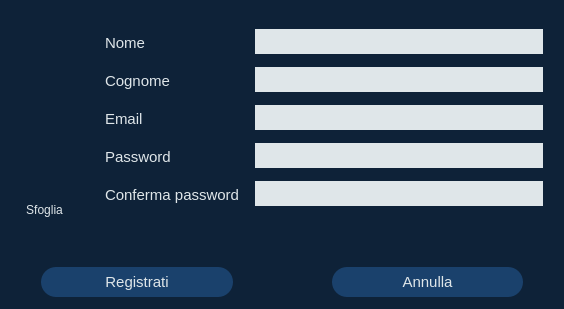
Before: the Qt Designer form Client/registrationpage.ui in MarcoFlo/Google-Drive, drawn with Qt 5.
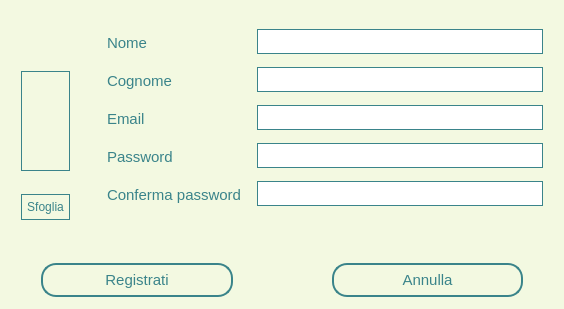
After: the same form once the commit is applied. Icons and pictures are not drawn.

```diff
--- a/Client/registrationpage.ui
+++ b/Client/registrationpage.ui
@@ -14,7 +14,8 @@
    <string>MainWindow</string>
   </property>
   <property name="styleSheet">
-   <string notr="true">background-color:rgb(14,34,56)</string>
+   <string notr="true">background-color: rgb(243, 249, 225);
+border-color:10px solid black;</string>
   </property>
   <widget class="QWidget" name="centralwidget">
    <layout class="QHBoxLayout" name="horizontalLayout">
@@ -55,6 +56,12 @@
            </property>
            <item>
             <widget class="QLabel" name="fotoprofilo">
+             <property name="sizePolicy">
+              <sizepolicy hsizetype="Fixed" vsizetype="Fixed">
+               <horstretch>0</horstretch>
+               <verstretch>0</verstretch>
+              </sizepolicy>
+             </property>
              <property name="maximumSize">
               <size>
                <width>100</width>
@@ -62,7 +69,8 @@
               </size>
              </property>
              <property name="styleSheet">
-              <string notr="true">background-color:none</string>
+              <string notr="true">background-color:none;
+border: 1px solid #3a848a;</string>
              </property>
              <property name="text">
               <string/>
@@ -81,9 +89,9 @@
            <item>
             <widget class="QPushButton" name="pushButton">
              <property name="styleSheet">
-              <string notr="true">color: #dfe6e9;
+              <string notr="true">color: #3a848a;
 font-size: 12px;
-border: none;
+border: 1px solid #3a848a;
 padding: 5px;
 font-family: 'Calibri';
 background-color:none</string>
@@ -106,7 +114,7 @@
            <item row="0" column="0">
             <widget class="QLabel" name="username">
              <property name="styleSheet">
-              <string notr="true">color: #dfe6e9;
+              <string notr="true">color: #3a848a;
 font-size: 15px;
 border: none;
 padding: 5px;
@@ -139,8 +147,8 @@
               </font>
              </property>
              <property name="styleSheet">
-              <string notr="true">background-color:#dfe6e9;
-border: 1px #dfe6e9;
+              <string notr="true">border:1px solid #3a848a;
+color: #3a848a;
 </string>
              </property>
             </widget>
@@ -148,7 +156,7 @@
            <item row="1" column="0">
             <widget class="QLabel" name="nome">
              <property name="styleSheet">
-              <string notr="true">color: #dfe6e9;
+              <string notr="true">color: #3a848a;
 font-size: 15px;
 border: none;
 padding: 5px;
@@ -175,8 +183,8 @@
               </font>
              </property>
              <property name="styleSheet">
-              <string notr="true">background-color:#dfe6e9;
-border: 1px #dfe6e9;
+              <string notr="true">border:1px solid #3a848a;
+color: #3a848a;
 </string>
              </property>
             </widget>
@@ -184,7 +192,7 @@
            <item row="2" column="0">
             <widget class="QLabel" name="email">
              <property name="styleSheet">
-              <string notr="true">color: #dfe6e9;
+              <string notr="true">color: #3a848a;
 font-size: 15px;
 border: none;
 padding: 5px;
@@ -211,16 +219,15 @@
               </font>
              </property>
              <property name="styleSheet">
-              <string notr="true">background-color:#dfe6e9;
-border: 1px #dfe6e9;
-</string>
+              <string notr="true">border:1px solid #3a848a;
+color: #3a848a;</string>
              </property>
             </widget>
            </item>
            <item row="3" column="0">
             <widget class="QLabel" name="password">
              <property name="styleSheet">
-              <string notr="true">color: #dfe6e9;
+              <string notr="true">color: #3a848a;
 font-size: 15px;
 border: none;
 padding: 5px;
@@ -247,16 +254,15 @@
               </font>
              </property>
              <property name="styleSheet">
-              <string notr="true">background-color:#dfe6e9;
-border: 1px #dfe6e9;
-</string>
+              <string notr="true">border:1px solid #3a848a;
+color: #3a848a;</string>
              </property>
             </widget>
            </item>
            <item row="4" column="0">
             <widget class="QLabel" name="password2">
              <property name="styleSheet">
-              <string notr="true">color: #dfe6e9;
+              <string notr="true">color: #3a848a;
 font-size: 15px;
 border: none;
 padding: 5px;
@@ -283,9 +289,8 @@
               </font>
              </property>
              <property name="styleSheet">
-              <string notr="true">background-color:#dfe6e9;
-border: 1px #dfe6e9;
-</string>
+              <string notr="true">border:1px solid #3a848a;
+color: #3a848a;</string>
              </property>
             </widget>
            </item>
@@ -307,13 +312,13 @@
          <item>
           <widget class="QPushButton" name="registrati">
            <property name="styleSheet">
-            <string notr="true">border-radius: 15px;
-background-color: rgb(26,65,108);
+            <string notr="true">background-color:none;
+border:2px solid #3a848a;
 padding: 6px;
-color: #dfe6e9;
-border: none;
+color: #3a848a;
 font-size: 15px;
-font-family: 'Calibri'</string>
+font-family: 'Calibri';
+border-radius: 15px;</string>
            </property>
            <property name="text">
             <string>Registrati</string>
@@ -323,13 +328,13 @@
          <item>
           <widget class="QPushButton" name="annulla">
            <property name="styleSheet">
-            <string notr="true">border-radius: 15px;
-background-color: rgb(26,65,108);
+            <string notr="true">background-color:none;
+border:2px solid #3a848a;
 padding: 6px;
-color: #dfe6e9;
-border: none;
+color: #3a848a;
 font-size: 15px;
-font-family: 'Calibri'</string>
+font-family: 'Calibri';
+border-radius: 15px;</string>
            </property>
            <property name="text">
             <string>Annulla</string>
```
